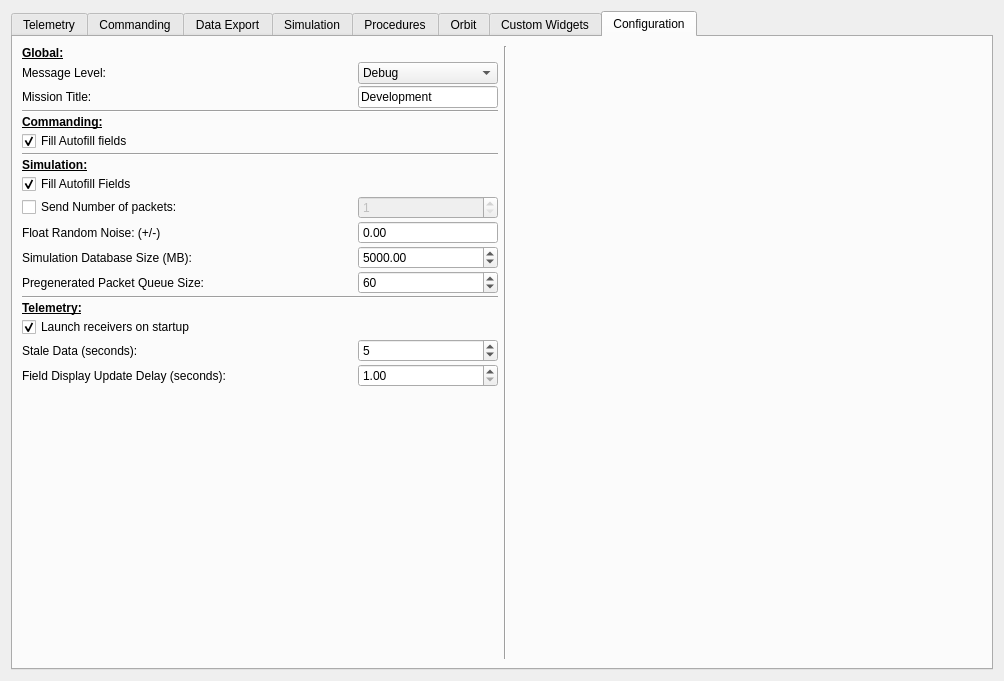
This is apps/main/ui/main.ui in sudozer/dex as Qt 5 draws it before an edit. The edited form follows.
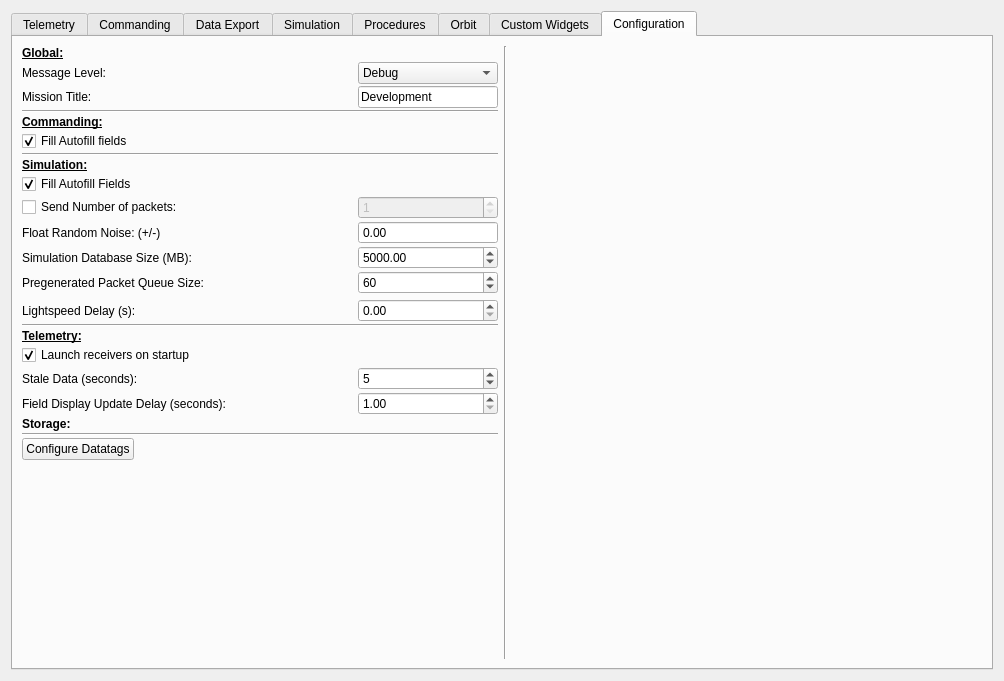
This is the edited form. The open tabs and pages were chosen to show the change.

Diff of the .ui file:
```diff
--- a/apps/main/ui/main.ui
+++ b/apps/main/ui/main.ui
@@ -928,23 +928,6 @@
                </item>
               </widget>
              </item>
-             <item>
-              <widget class="QLabel" name="label_19">
-               <property name="text">
-                <string>Round trip delay (s):</string>
-               </property>
-              </widget>
-             </item>
-             <item>
-              <widget class="QDoubleSpinBox" name="roundTripDelaySpinBox">
-               <property name="buttonSymbols">
-                <enum>QAbstractSpinBox::NoButtons</enum>
-               </property>
-               <property name="singleStep">
-                <double>0.100000000000000</double>
-               </property>
-              </widget>
-             </item>
              <item>
               <spacer name="horizontalSpacer_3">
                <property name="orientation">
@@ -1598,6 +1581,46 @@
                  </item>
                 </layout>
                </item>
+               <item>
+                <layout class="QHBoxLayout" name="horizontalLayout_35">
+                 <property name="topMargin">
+                  <number>3</number>
+                 </property>
+                 <item>
+                  <widget class="QLabel" name="label_19">
+                   <property name="text">
+                    <string>Lightspeed Delay (s):</string>
+                   </property>
+                  </widget>
+                 </item>
+                 <item>
+                  <spacer name="horizontalSpacer_21">
+                   <property name="orientation">
+                    <enum>Qt::Horizontal</enum>
+                   </property>
+                   <property name="sizeHint" stdset="0">
+                    <size>
+                     <width>40</width>
+                     <height>20</height>
+                    </size>
+                   </property>
+                  </spacer>
+                 </item>
+                 <item>
+                  <widget class="QDoubleSpinBox" name="simulationLightDelay">
+                   <property name="minimumSize">
+                    <size>
+                     <width>140</width>
+                     <height>0</height>
+                    </size>
+                   </property>
+                   <property name="toolTip">
+                    <string>&lt;html&gt;&lt;head/&gt;&lt;body&gt;&lt;p&gt;The light delay for simulation.&lt;/p&gt;&lt;/body&gt;&lt;/html&gt;</string>
+                   </property>
+                  </widget>
+                 </item>
+                </layout>
+               </item>
                <item>
                 <widget class="Line" name="line_5">
                  <property name="orientation">
@@ -1724,6 +1747,50 @@
                  </item>
                 </layout>
                </item>
+               <item>
+                <widget class="QLabel" name="label_34">
+                 <property name="text">
+                  <string>&lt;html&gt;&lt;head/&gt;&lt;body&gt;&lt;p&gt;&lt;span style=&quot; font-weight:600;&quot;&gt;Storage:&lt;/span&gt;&lt;/p&gt;&lt;/body&gt;&lt;/html&gt;</string>
+                 </property>
+                </widget>
+               </item>
+               <item>
+                <widget class="Line" name="line_6">
+                 <property name="orientation">
+                  <enum>Qt::Horizontal</enum>
+                 </property>
+                </widget>
+               </item>
+               <item>
+                <layout class="QHBoxLayout" name="horizontalLayout_36">
+                 <property name="topMargin">
+                  <number>0</number>
+                 </property>
+                 <item>
+                  <widget class="QPushButton" name="configureDatatagsButton">
+                   <property name="toolTip">
+                    <string>&lt;html&gt;&lt;head/&gt;&lt;body&gt;&lt;p&gt;Datatags are markers stored automatically in telemetry databases indicating when certain events happen.  They are useful for retrieving data later or configuring playback from a particular event.  Configure when automatic datatags are written.&lt;/p&gt;&lt;/body&gt;&lt;/html&gt;</string>
+                   </property>
+                   <property name="text">
+                    <string>Configure Datatags</string>
+                   </property>
+                  </widget>
+                 </item>
+                 <item>
+                  <spacer name="horizontalSpacer_22">
+                   <property name="orientation">
+                    <enum>Qt::Horizontal</enum>
+                   </property>
+                   <property name="sizeHint" stdset="0">
+                    <size>
+                     <width>40</width>
+                     <height>20</height>
+                    </size>
+                   </property>
+                  </spacer>
+                 </item>
+                </layout>
+               </item>
                <item>
                 <spacer name="verticalSpacer_2">
                  <property name="orientation">
```
Left out of the diff: 17 changed lines with no effect on the pictures.
